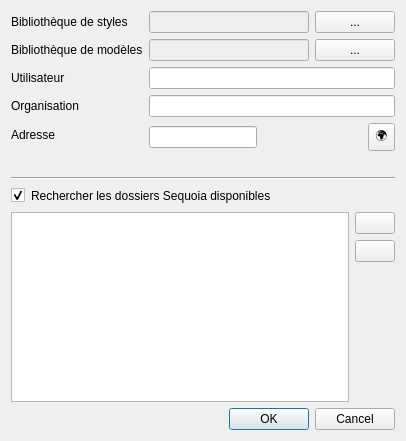
This is qsequoia2/modules/global_settings/global_settings.ui in SequoiApp/Qsequoia2 as Qt 5 draws it before an edit. The edited form follows.
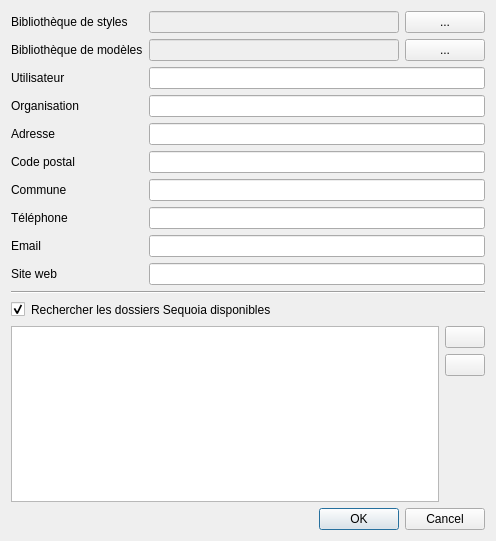
This is the edited form.

Commit message: clean global dialog and add more modular gloabl variable

The edit to the form file:
```diff
--- a/qsequoia2/modules/global_settings/global_settings.ui
+++ b/qsequoia2/modules/global_settings/global_settings.ui
@@ -6,8 +6,8 @@
    <rect>
     <x>0</x>
     <y>0</y>
-    <width>406</width>
-    <height>441</height>
+    <width>496</width>
+    <height>541</height>
    </rect>
   </property>
   <property name="windowTitle">
@@ -24,16 +24,16 @@
       </widget>
      </item>
      <item row="0" column="1">
-      <layout class="QHBoxLayout">
+      <layout class="QHBoxLayout" name="hbox_styles_directory">
        <item>
-        <widget class="QLineEdit" name="stylesInput">
+        <widget class="QLineEdit" name="le_styles_directory">
          <property name="enabled">
           <bool>false</bool>
          </property>
         </widget>
        </item>
        <item>
-        <widget class="QPushButton" name="stylesButton">
+        <widget class="QPushButton" name="btn_styles_directory">
          <property name="toolTip">
           <string>Open a style folder</string>
          </property>
@@ -52,16 +52,16 @@
       </widget>
      </item>
      <item row="1" column="1">
-      <layout class="QHBoxLayout">
+      <layout class="QHBoxLayout" name="hbox_models_directory">
        <item>
-        <widget class="QLineEdit" name="modelsInput">
+        <widget class="QLineEdit" name="le_models_directory">
          <property name="enabled">
           <bool>false</bool>
          </property>
         </widget>
        </item>
        <item>
-        <widget class="QPushButton" name="modelsButton">
+        <widget class="QPushButton" name="btn_models_directory">
          <property name="toolTip">
           <string>Open a models folder</string>
          </property>
@@ -104,39 +104,55 @@
       </widget>
      </item>
      <item row="4" column="1">
-      <layout class="QHBoxLayout">
-       <item>
-        <widget class="QLineEdit" name="adress"/>
-       </item>
-       <item>
-        <spacer name="horizontalSpacer">
-         <property name="orientation">
-          <enum>Qt::Horizontal</enum>
-         </property>
-         <property name="sizeHint" stdset="0">
-          <size>
-           <width>20</width>
-           <height>20</height>
-          </size>
-         </property>
-        </spacer>
-       </item>
-       <item>
-        <widget class="QToolButton" name="open_maps">
-         <property name="toolTip">
-          <string>Ouvrir dans Maps</string>
-         </property>
-         <property name="text">
-          <string>🌍</string>
-         </property>
-        </widget>
-       </item>
-      </layout>
+      <widget class="QLineEdit" name="le_address_street"/>
      </item>
      <item row="5" column="0">
       <widget class="QLabel" name="label_3">
        <property name="text">
-        <string/>
+        <string>Code postal</string>
+       </property>
+      </widget>
+     </item>
+     <item row="5" column="1">
+      <widget class="QLineEdit" name="le_address_postal_code"/>
+     </item>
+     <item row="6" column="0">
+      <widget class="QLabel" name="lbl_address_city">
+       <property name="text">
+        <string>Commune</string>
+       </property>
+      </widget>
+     </item>
+     <item row="6" column="1">
+      <widget class="QLineEdit" name="le_address_city"/>
+     </item>
+     <item row="8" column="0">
+      <widget class="QLabel" name="lbl_email">
+       <property name="text">
+        <string>Email</string>
+       </property>
+      </widget>
+     </item>
+     <item row="8" column="1">
+      <widget class="QLineEdit" name="le_email"/>
+     </item>
+     <item row="9" column="0">
+      <widget class="QLabel" name="lbl_website">
+       <property name="text">
+        <string>Site web</string>
+       </property>
+      </widget>
+     </item>
+     <item row="9" column="1">
+      <widget class="QLineEdit" name="le_website"/>
+     </item>
+     <item row="7" column="1">
+      <widget class="QLineEdit" name="le_phone"/>
+     </item>
+     <item row="7" column="0">
+      <widget class="QLabel" name="lbl_phone">
+       <property name="text">
+        <string>Téléphone</string>
        </property>
       </widget>
      </item>
```
Left out of the diff: 18 changed lines with no effect on the pictures. The commit also changes 1 other file.
